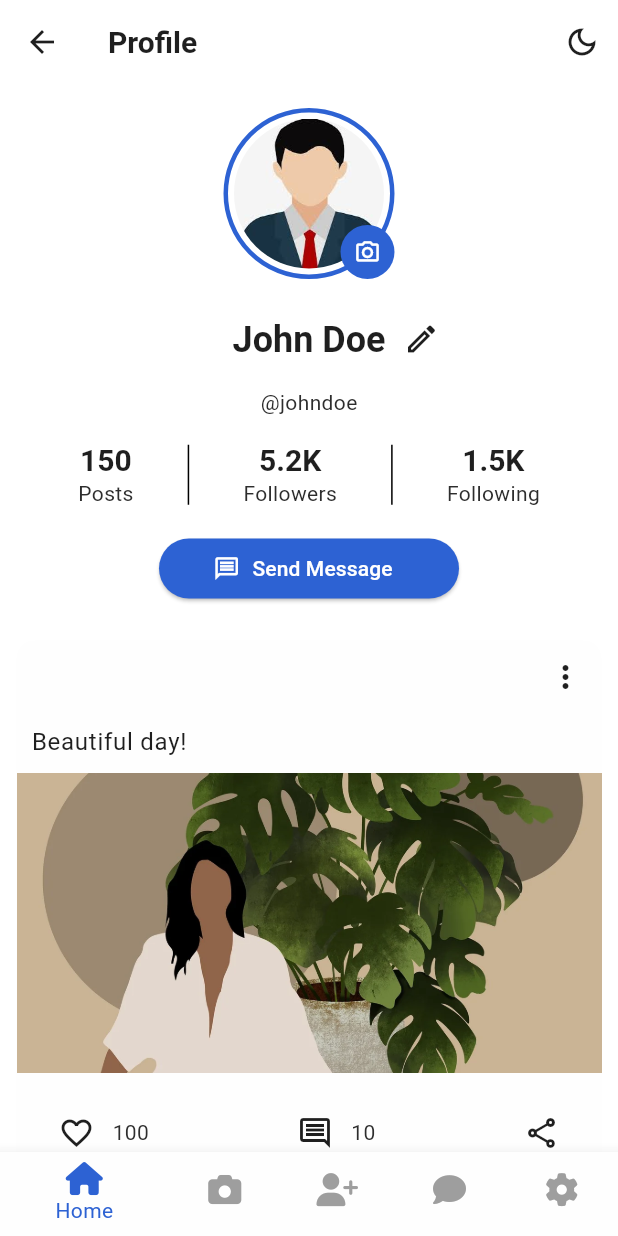
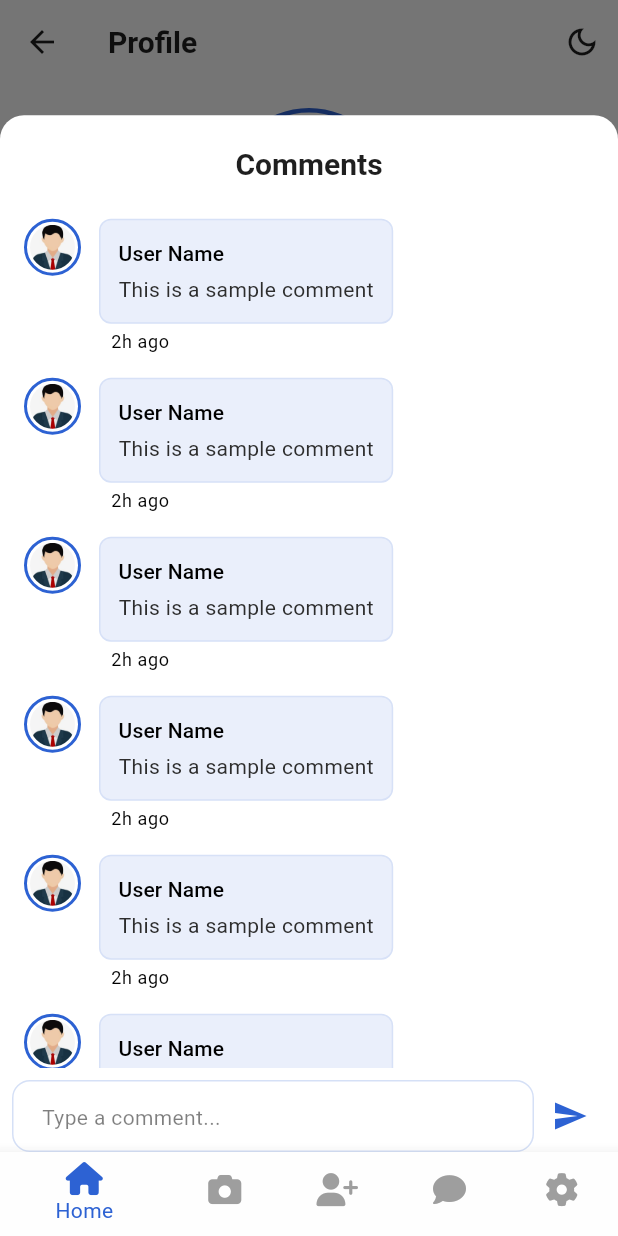
Before and after one commit to moshika38/Flutter-Social-Media-App, a Flutter app: the AccountPage screen opened by its route, after a tap on the "comment" icon, on a phone screen of 412 x 824 dp. Run offline on Flutter 3.47's test engine with Material 3 defaults, Android fonts, the phone set to English and light mode, and no system bars; our stand-ins replace font_awesome_flutter, go_router.

Commit message:
add comment page

```diff
--- a/lib/pages/account_page.dart
+++ b/lib/pages/account_page.dart
@@ -45,35 +45,12 @@ class AccountPage extends StatelessWidget {
                           backgroundImage: AssetImage('assets/images/user.jpg'),
                         ),
                       ),
-                      CircleAvatar(
-                        radius: 18,
-                        backgroundColor: Theme.of(context).colorScheme.surface,
-                        child: IconButton(
-                          icon: const Icon(Icons.camera_alt_outlined,
-                              size: 18, color: Colors.white),
-                          onPressed: () {},
-                        ),
-                      ),
                     ],
                   ),
                   const SizedBox(height: 16),
-                  Row(
-                    mainAxisAlignment: MainAxisAlignment.center,
-                    children: [
-                      IconButton(
-                        icon: Icon(Icons.edit_outlined,
-                            color: Theme.of(context).colorScheme.primary),
-                        onPressed: () {},
-                      ),
-                      Text(
-                        'John Doe',
-                        style: Theme.of(context).textTheme.headlineMedium,
-                      ),
-                      IconButton(
-                        icon: const Icon(Icons.edit_outlined),
-                        onPressed: () {},
-                      ),
-                    ],
+                  Text(
+                    'John Doe',
+                    style: Theme.of(context).textTheme.headlineMedium,
                   ),
                   const SizedBox(height: 8),
                   Text(
--- /dev/null
+++ b/lib/pages/comment_page.dart
@@ -0,0 +1,187 @@
+import 'package:flutter/material.dart';
+
+class CommentPage   {
+
+void showCommentSheet(BuildContext context) {
+  showModalBottomSheet(
+    context: context,
+    isScrollControlled: true,
+    backgroundColor: Theme.of(context).scaffoldBackgroundColor,
+    shape: const RoundedRectangleBorder(
+      borderRadius: BorderRadius.vertical(top: Radius.circular(16)),
+    ),
+    builder: (context) {
+      return DraggableScrollableSheet(
+        initialChildSize: 0.9,
+        minChildSize: 0.5,
+        maxChildSize: 0.95,
+        expand: false,
+        builder: (context, scrollController) {
+          return Column(
+            children: [
+              Container(
+                padding: const EdgeInsets.all(8),
+                child: Column(
+                  mainAxisSize: MainAxisSize.min,
+                  children: [
+                    Container(
+                      width: 40,
+                      height: 4,
+                      decoration: BoxDecoration(
+                        color: Theme.of(context).colorScheme.primary,
+                        borderRadius: BorderRadius.circular(2),
+                      ),
+                    ),
+                    const SizedBox(height: 8),
+                    Text(
+                      'Comments',
+                      style: Theme.of(context).textTheme.titleLarge,
+                    ),
+                  ],
+                ),
+              ),
+              Expanded(
+                child: ListView.builder(
+                  controller: scrollController,
+                  itemCount: 10,
+                  padding: const EdgeInsets.all(16),
+                  itemBuilder: (context, index) {
+                    return Padding(
+                      padding: const EdgeInsets.only(bottom: 16),
+                      child: Row(
+                        crossAxisAlignment: CrossAxisAlignment.start,
+                        children: [
+                          Container(
+                            padding: const EdgeInsets.all(2),
+                            decoration: BoxDecoration(
+                              shape: BoxShape.circle,
+                              border: Border.all(
+                                color: Theme.of(context).colorScheme.surface,
+                                width: 2,
+                              ),
+                            ),
+                            child: const CircleAvatar(
+                              radius: 15,
+                              backgroundImage:
+                                  AssetImage('assets/images/user.jpg'),
+                            ),
+                          ),
+                          const SizedBox(width: 12),
+                          Expanded(
+                            child: Column(
+                              crossAxisAlignment: CrossAxisAlignment.start,
+                              children: [
+                                Container(
+                                  padding: const EdgeInsets.all(12),
+                                  decoration: BoxDecoration(
+                                    color: Theme.of(context)
+                                        .colorScheme
+                                        .surface
+                                        .withOpacity(0.1),
+                                    borderRadius: BorderRadius.circular(8),
+                                    border: Border.all(
+                                      color: Theme.of(context)
+                                          .colorScheme
+                                          .surface
+                                          .withOpacity(0.1),
+                                    ),
+                                  ),
+                                  child: Column(
+                                    crossAxisAlignment:
+                                        CrossAxisAlignment.start,
+                                    children: [
+                                      Text(
+                                        'User Name',
+                                        style: Theme.of(context)
+                                            .textTheme
+                                            .titleSmall,
+                                      ),
+                                      const SizedBox(height: 4),
+                                      Text(
+                                        'This is a sample comment',
+                                        style: Theme.of(context)
+                                            .textTheme
+                                            .bodyMedium,
+                                      ),
+                                    ],
+                                  ),
+                                ),
+                                Padding(
+                                  padding:
+                                      const EdgeInsets.only(left: 8, top: 4),
+                                  child: Text(
+                                    '2h ago',
+                                    style:
+                                        Theme.of(context).textTheme.bodySmall,
+                                  ),
+                                ),
+                              ],
+                            ),
+                          ),
+                        ],
+                      ),
+                    );
+                  },
+                ),
+              ),
+              Container(
+                padding: EdgeInsets.only(
+                  bottom: MediaQuery.of(context).viewInsets.bottom,
+                  left: 8,
+                  right: 8,
+                  top: 8,
+                ),
+                child: Row(
+                  children: [
+                    Expanded(
+                      child: TextField(
+                        decoration: InputDecoration(
+                          hintText: 'Type a comment...',
+                          hintStyle:
+                              Theme.of(context).textTheme.bodyMedium?.copyWith(
+                                    color: Theme.of(context)
+                                        .colorScheme
+                                        .onSurface
+                                        .withOpacity(0.5),
+                                  ),
+                          enabledBorder: OutlineInputBorder(
+                            borderRadius: BorderRadius.circular(12),
+                            borderSide: BorderSide(
+                              color: Theme.of(context)
+                                  .colorScheme
+                                  .surface
+                                  .withOpacity(0.2),
+                            ),
+                          ),
+                          focusedBorder: OutlineInputBorder(
+                            borderRadius: BorderRadius.circular(12),
+                            borderSide: BorderSide(
+                              color: Theme.of(context).colorScheme.surface,
+                              width: 1.5,
+                            ),
+                          ),
+                          contentPadding: const EdgeInsets.symmetric(
+                            horizontal: 16,
+                            vertical: 12,
+                          ),
+                        ),
+                      ),
+                    ),
+                    IconButton(
+                      icon: const Icon(Icons.send),
+                      color: Theme.of(context).colorScheme.surface,
+                      onPressed: () {},
+                    ),
+                  ],
+                ),
+              ),
+            ],
+          );
+        },
+      );
+    },
+  );
+}
+
+
+}
--- a/lib/screen/app_level/chat_screen.dart
+++ b/lib/screen/app_level/chat_screen.dart
@@ -15,7 +15,7 @@ class ChatScreen extends StatelessWidget {
             'Messages',
             style: Theme.of(context).textTheme.titleLarge,
           ),
-          actions: [
+          actions: const [
            ToggleThemeBtn()
           ],
         ),
--- a/lib/screen/app_level/display_user_screen.dart
+++ b/lib/screen/app_level/display_user_screen.dart
@@ -35,7 +35,7 @@ class _DisplayUserScreenState extends State<DisplayUserScreen>
             'Friends',
             style: Theme.of(context).textTheme.titleLarge,
           ),
-          actions: [
+          actions: const [
             ToggleThemeBtn()
           ],
           bottom: PreferredSize(
--- a/lib/screen/app_level/story_screen.dart
+++ b/lib/screen/app_level/story_screen.dart
@@ -13,7 +13,7 @@ class StoryScreen extends StatelessWidget {
             'Stories',
             style: TextStyle(fontWeight: FontWeight.bold),
           ),
-          actions: [
+          actions: const [
             ToggleThemeBtn()
           ],
         ),
--- a/lib/widget/user_post.dart
+++ b/lib/widget/user_post.dart
@@ -1,5 +1,6 @@
 import 'package:flutter/material.dart';
 import 'package:go_router/go_router.dart';
+import 'package:test_app_flutter/pages/comment_page.dart';
 
 class UserPost extends StatelessWidget {
   final String userImage;
@@ -28,8 +29,7 @@ class UserPost extends StatelessWidget {
   @override
   Widget build(BuildContext context) {
     return Card(
-      margin:   EdgeInsets.symmetric(
-          horizontal: isGoAccount ? 16 : 11, vertical: 8),
+      margin: EdgeInsets.symmetric(horizontal: 16, vertical: 8),
       child: Column(
         crossAxisAlignment: CrossAxisAlignment.start,
         children: [
@@ -77,8 +77,7 @@ class UserPost extends StatelessWidget {
                   ],
                 ),
           Padding(
-            padding: EdgeInsets.symmetric(
-                horizontal: isGoAccount ? 16 : 10, vertical: 8),
+            padding: EdgeInsets.symmetric(horizontal: 16, vertical: 8),
             child: Text(
               postDes,
               style: Theme.of(context).textTheme.bodyLarge,
@@ -111,7 +110,9 @@ class UserPost extends StatelessWidget {
                   children: [
                     IconButton(
                       icon: const Icon(Icons.comment_outlined),
-                      onPressed: () {},
+                      onPressed: () {
+                        CommentPage().showCommentSheet(context);
+                      },
                     ),
                     Text(
                       postComments,
```
